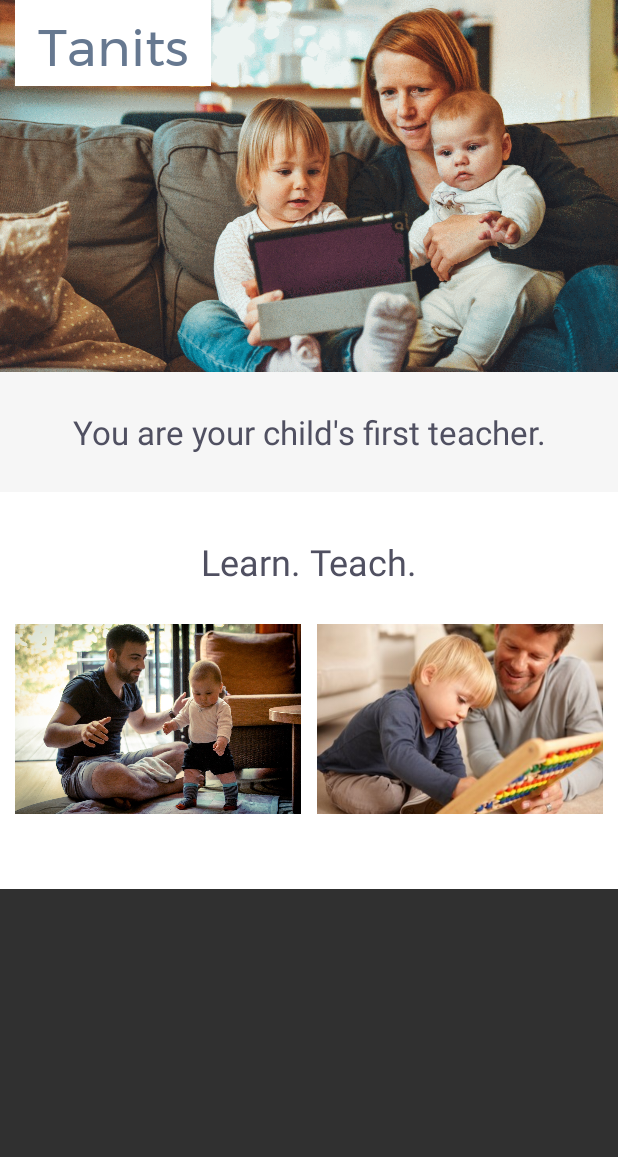
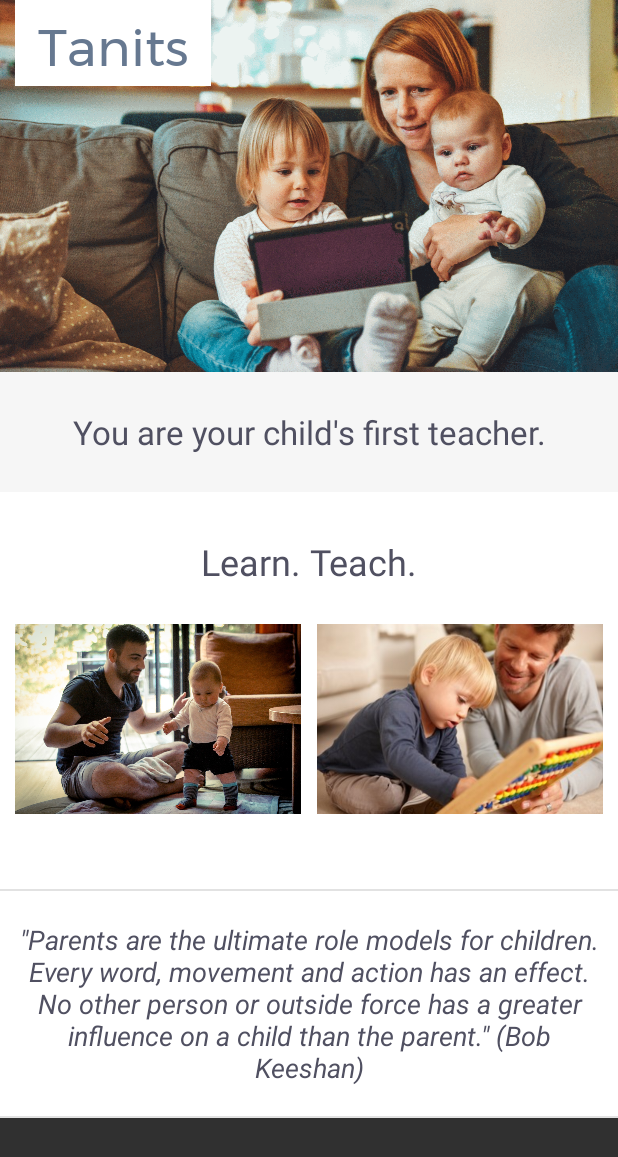
Before and after one commit to judit-juhasz/abnd-single-screen, an Android app: the screen it shows after launch (MainActivity), on a phone screen of 412 x 824 dp. Shown: the top 1157 px of the screen. Run offline under Robolectric (Android 15) with nearby library versions, the phone set to English and light mode, and no system bars.

Commit message:
Add quote to increase engagement

```diff
--- a/app/src/main/res/layout/activity_main.xml
+++ b/app/src/main/res/layout/activity_main.xml
@@ -51,6 +51,16 @@
 
         </LinearLayout>
 
+        <View
+            style="@style/Line"/>
+
+        <TextView
+            android:text="@string/tv_quote"
+            style="@style/Quote"/>
+
+        <View
+            style="@style/Line"/>
+
     </LinearLayout>
 
 </ScrollView>
--- a/app/src/main/res/values/colors.xml
+++ b/app/src/main/res/values/colors.xml
@@ -6,6 +6,7 @@
 
     <color name="colorBackgroundWhite">#FFFFFF</color>
     <color name="colorBackgroundLight">#F6F6F6</color>
+    <color name="colorBackgroundLine">#E2E2E2</color>
 
     <color name="colorBusinessName">#667890</color>
     <color name="colorNormalText">#505061</color>
--- a/app/src/main/res/values/dimens.xml
+++ b/app/src/main/res/values/dimens.xml
@@ -32,4 +32,5 @@
     <dimen name="layout_xxl_margin_padding">50dp</dimen>
 
     <dimen name="width_zero">0dp</dimen>
+    <dimen name="line_height">1dp</dimen>
 </resources>
--- a/app/src/main/res/values/strings.xml
+++ b/app/src/main/res/values/strings.xml
@@ -4,4 +4,5 @@
     <string name="business_name">Tanits</string>
     <string name="tv_lead_text">You are your child\'s first teacher.</string>
     <string name="tv_visuals_title">Learn. Teach.</string>
+    <string name="tv_quote">\"Parents are the ultimate role models for children. Every word, movement and action has an effect. No other person or outside force has a greater influence on a child than the parent.\" (Bob Keeshan)</string>
 </resources>
--- a/app/src/main/res/values/styles.xml
+++ b/app/src/main/res/values/styles.xml
@@ -63,4 +63,23 @@
         <item name="android:layout_marginRight">@dimen/iv_normal_margin</item>
     </style>
 
+    <style name="Quote">
+        <item name="android:layout_width">match_parent</item>
+        <item name="android:layout_height">wrap_content</item>
+        <item name="android:textColor">@color/colorNormalText</item>
+        <item name="android:textSize">@dimen/textsize_small</item>
+        <item name="android:textStyle">italic</item>
+        <item name="android:gravity">center_horizontal</item>
+        <item name="android:layout_marginTop">@dimen/tv_large_margin</item>
+        <item name="android:layout_marginBottom">@dimen/tv_large_margin</item>
+        <item name="android:layout_marginLeft">@dimen/tv_normal_margin</item>
+        <item name="android:layout_marginRight">@dimen/tv_normal_margin</item>
+    </style>
+
+    <style name="Line">
+        <item name="android:layout_width">match_parent</item>
+        <item name="android:layout_height">@dimen/line_height</item>
+        <item name="android:background">@color/colorBackgroundLine</item>
+    </style>
+
 </resources>
```
